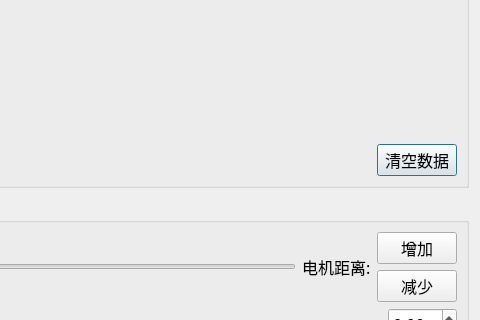
This is debugwindow.ui in HITXZA/diansai2017Uper2 as Qt 5 draws it before an edit; both pictures show x 320 to 800 and y 361 to 681 of the 800 by 800 pixel window. The edited form follows.
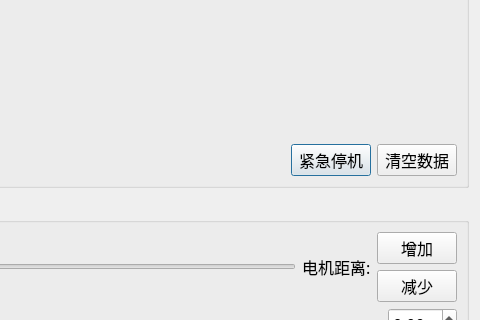
This is the edited form. Custom widgets are drawn as their Qt base class.

```diff
--- a/debugwindow.ui
+++ b/debugwindow.ui
@@ -54,6 +54,13 @@
               </property>
              </spacer>
             </item>
+            <item>
+             <widget class="QPushButton" name="StopButton">
+              <property name="text">
+               <string>紧急停机</string>
+              </property>
+             </widget>
+            </item>
             <item>
              <widget class="QPushButton" name="cleanButton">
               <property name="text">
```
